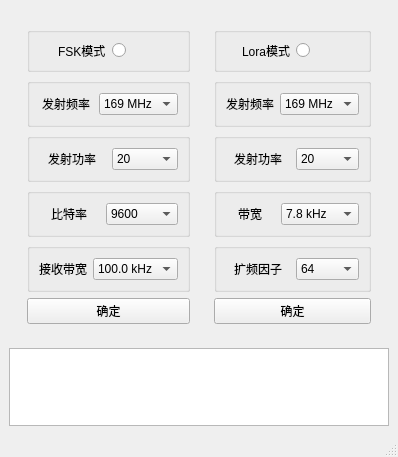
Old version of the form window.ui in the repository FuryMartin/SerialAssistant.
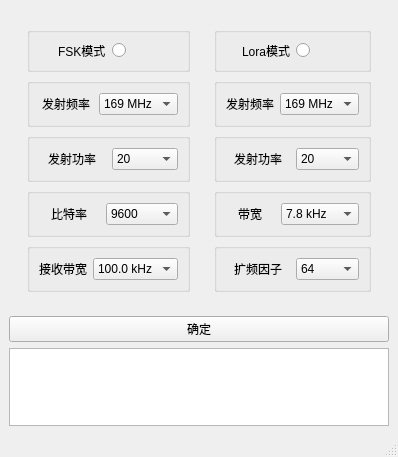
New version of the form.

Commit message: 发送参数绑定完成

Diff of the .ui file:
```diff
--- a/window.ui
+++ b/window.ui
@@ -389,13 +389,6 @@
             </layout>
            </widget>
           </item>
-          <item>
-           <widget class="QPushButton" name="pushButton_2">
-            <property name="text">
-             <string>确定</string>
-            </property>
-           </widget>
-          </item>
          </layout>
         </widget>
        </item>
@@ -716,13 +709,6 @@
             </layout>
            </widget>
           </item>
-          <item>
-           <widget class="QPushButton" name="pushButton">
-            <property name="text">
-             <string>确定</string>
-            </property>
-           </widget>
-          </item>
          </layout>
          <zorder>LRF</zorder>
          <zorder>LMODE</zorder>
@@ -735,6 +721,13 @@
       </layout>
      </widget>
     </item>
+    <item>
+     <widget class="QPushButton" name="Confirm_button">
+      <property name="text">
+       <string>确定</string>
+      </property>
+     </widget>
+    </item>
     <item>
      <widget class="QTextEdit" name="IO_window">
       <property name="frameShape">
```
Left out of the diff: 1 changed line with no effect on the pictures. The commit also changes 2 other files.
